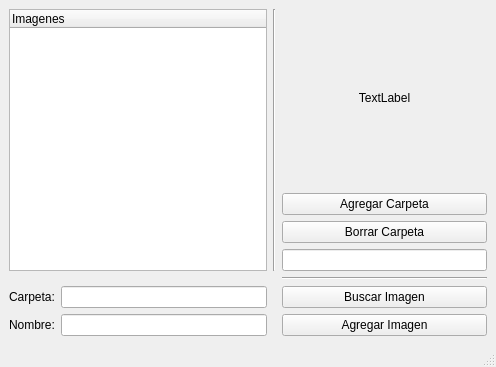
Before: the Qt Designer form Sap/Extras/visorimagenes.ui in awfeequdng/QTErpC, drawn with Qt 5.
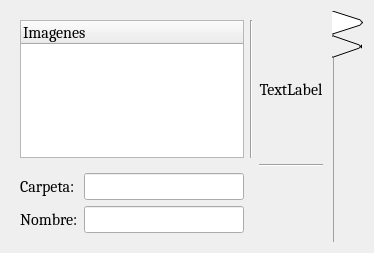
After: the same form once the commit is applied. Icons and pictures are not drawn.

```diff
--- a/Sap/Extras/visorimagenes.ui
+++ b/Sap/Extras/visorimagenes.ui
@@ -1,42 +1,79 @@
 <?xml version="1.0" encoding="UTF-8"?>
 <ui version="4.0">
  <class>VisorImagenes</class>
- <widget class="QMainWindow" name="VisorImagenes">
+ <widget class="QDialog" name="VisorImagenes">
   <property name="geometry">
    <rect>
     <x>0</x>
     <y>0</y>
-    <width>496</width>
-    <height>367</height>
+    <width>374</width>
+    <height>253</height>
    </rect>
   </property>
+  <property name="font">
+   <font>
+    <family>Cambria</family>
+    <pointsize>12</pointsize>
+   </font>
+  </property>
   <property name="windowTitle">
    <string>MainWindow</string>
   </property>
-  <widget class="QWidget" name="centralwidget">
+  <layout class="QGridLayout" name="gridLayout">
+   <item row="0" column="0">
+    <widget class="QTabWidget" name="tabWidget">
+     <property name="tabPosition">
+      <enum>QTabWidget::East</enum>
+     </property>
+     <property name="tabShape">
+      <enum>QTabWidget::Triangular</enum>
+     </property>
+     <property name="currentIndex">
+      <number>0</number>
+     </property>
+     <property name="documentMode">
+      <bool>true</bool>
+     </property>
+     <widget class="QWidget" name="tab">
+      <attribute name="icon">
+       <iconset resource="../Recursos.qrc">
+        <normaloff>:/Imagenes/iconos/add.png</normaloff>:/Imagenes/iconos/add.png</iconset>
+      </attribute>
+      <attribute name="title">
+       <string/>
+      </attribute>
+      <layout class="QGridLayout" name="gridLayout_3">
+       <item row="0" column="0">
    <layout class="QGridLayout" name="gridLayout_2">
-    <item row="0" column="2">
+         <item row="0" column="3">
      <widget class="Line" name="line_2">
       <property name="orientation">
        <enum>Qt::Vertical</enum>
       </property>
      </widget>
     </item>
-    <item row="2" column="1">
+         <item row="2" column="2">
      <widget class="QLineEdit" name="LineCarpeta">
       <property name="readOnly">
        <bool>true</bool>
       </property>
      </widget>
     </item>
-    <item row="2" column="0">
+         <item row="2" column="1">
      <widget class="QLabel" name="label_2">
       <property name="text">
        <string>Carpeta:</string>
       </property>
      </widget>
     </item>
-    <item row="0" column="0" colspan="2">
+         <item row="3" column="1">
+          <widget class="QLabel" name="label_3">
+           <property name="text">
+            <string>Nombre:</string>
+           </property>
+          </widget>
+         </item>
+         <item row="0" column="1" colspan="2">
      <widget class="QTreeWidget" name="VisorArbol">
       <column>
        <property name="text">
@@ -45,31 +82,37 @@
       </column>
      </widget>
     </item>
-    <item row="2" column="3">
-     <widget class="QPushButton" name="BotonImagen">
-      <property name="text">
-       <string>Buscar Imagen</string>
-      </property>
-     </widget>
-    </item>
-    <item row="3" column="1">
+         <item row="3" column="2">
      <widget class="QLineEdit" name="LineNombre"/>
     </item>
-    <item row="3" column="0">
-     <widget class="QLabel" name="label_3">
+         <item row="2" column="4" rowspan="2">
+          <widget class="QPushButton" name="ButonSeleccion">
       <property name="text">
-       <string>Nombre:</string>
-      </property>
-     </widget>
-    </item>
-    <item row="3" column="3">
-     <widget class="QPushButton" name="BotonAgregarImagen">
-      <property name="text">
-       <string>Agregar Imagen</string>
+            <string/>
+           </property>
+           <property name="icon">
+            <iconset resource="../Recursos.qrc">
+             <normaloff>:/Imagenes/iconos/add.png</normaloff>:/Imagenes/iconos/add.png</iconset>
+           </property>
+           <property name="iconSize">
+            <size>
+             <width>45</width>
+             <height>45</height>
+            </size>
+           </property>
+           <property name="flat">
+            <bool>true</bool>
+           </property>
+          </widget>
+         </item>
+         <item row="1" column="4">
+          <widget class="Line" name="line">
+           <property name="orientation">
+            <enum>Qt::Horizontal</enum>
       </property>
      </widget>
     </item>
-    <item row="0" column="3">
+         <item row="0" column="4">
      <layout class="QVBoxLayout" name="verticalLayout">
       <item>
        <widget class="QLabel" name="labelImagen">
@@ -81,36 +124,27 @@
         </property>
        </widget>
       </item>
-      <item>
-       <widget class="QPushButton" name="BotonCarpetaAgregar">
-        <property name="text">
-         <string>Agregar Carpeta</string>
-        </property>
-       </widget>
-      </item>
-      <item>
-       <widget class="QPushButton" name="BotonCarpetaBorrar">
-        <property name="text">
-         <string>Borrar Carpeta</string>
-        </property>
-       </widget>
-      </item>
-      <item>
-       <widget class="QLineEdit" name="LineCarpetaNueva"/>
-      </item>
-     </layout>
-    </item>
-    <item row="1" column="3">
-     <widget class="Line" name="line">
-      <property name="orientation">
-       <enum>Qt::Horizontal</enum>
-      </property>
+          </layout>
+         </item>
+        </layout>
+       </item>
+      </layout>
      </widget>
+     <widget class="QWidget" name="tab_2">
+      <attribute name="icon">
+       <iconset resource="../Recursos.qrc">
+        <normaloff>:/Imagenes/iconos/delete.png</normaloff>:/Imagenes/iconos/delete.png</iconset>
+      </attribute>
+      <attribute name="title">
+       <string/>
+      </attribute>
+     </widget>
+    </widget>
     </item>
    </layout>
   </widget>
-  <widget class="QStatusBar" name="statusbar"/>
- </widget>
- <resources/>
+ <resources>
+  <include location="../Recursos.qrc"/>
+ </resources>
  <connections/>
 </ui>
```
Lines whose indentation alone changed are shown as unchanged.
